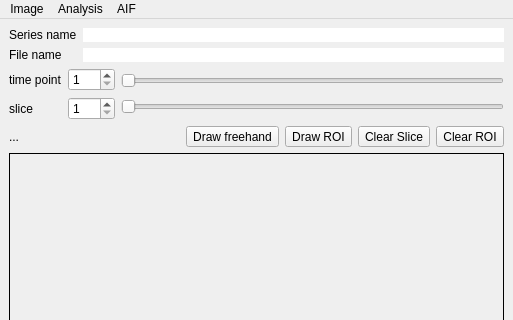
The window that ImageDisplayWindow/ImageDisplay.ui (AnitaTree/DceMrReader) describes before a commit, drawn with Qt 5; both pictures show x 0 to 513 and y 0 to 320 of the 513 by 637 pixel window.
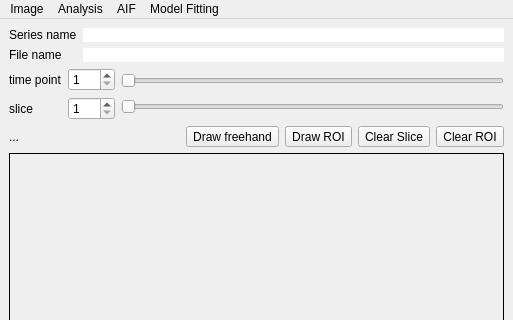
The same window after the commit. Custom widgets are drawn as their Qt base class.

Commit message: First tk model code and tidy up for runnign AIF tuning.

The edit to the form file:
```diff
--- a/ImageDisplayWindow/ImageDisplay.ui
+++ b/ImageDisplayWindow/ImageDisplay.ui
@@ -345,9 +345,16 @@
     <addaction name="actionAorta_mask_method_auto"/>
     <addaction name="actionSelect_voxels_2"/>
    </widget>
+   <widget class="QMenu" name="menuModel_Fitting">
+    <property name="title">
+     <string>Model Fitting</string>
+    </property>
+    <addaction name="actionFit_2CFM"/>
+   </widget>
    <addaction name="menuImage"/>
    <addaction name="menuAnalysis"/>
    <addaction name="menuROI"/>
+   <addaction name="menuModel_Fitting"/>
   </widget>
   <widget class="QStatusBar" name="statusbar"/>
   <action name="actionMaximum_Intensity_Map">
```
Left out of the diff: 53 changed lines with no effect on the pictures. The commit also changes 17 other files.
